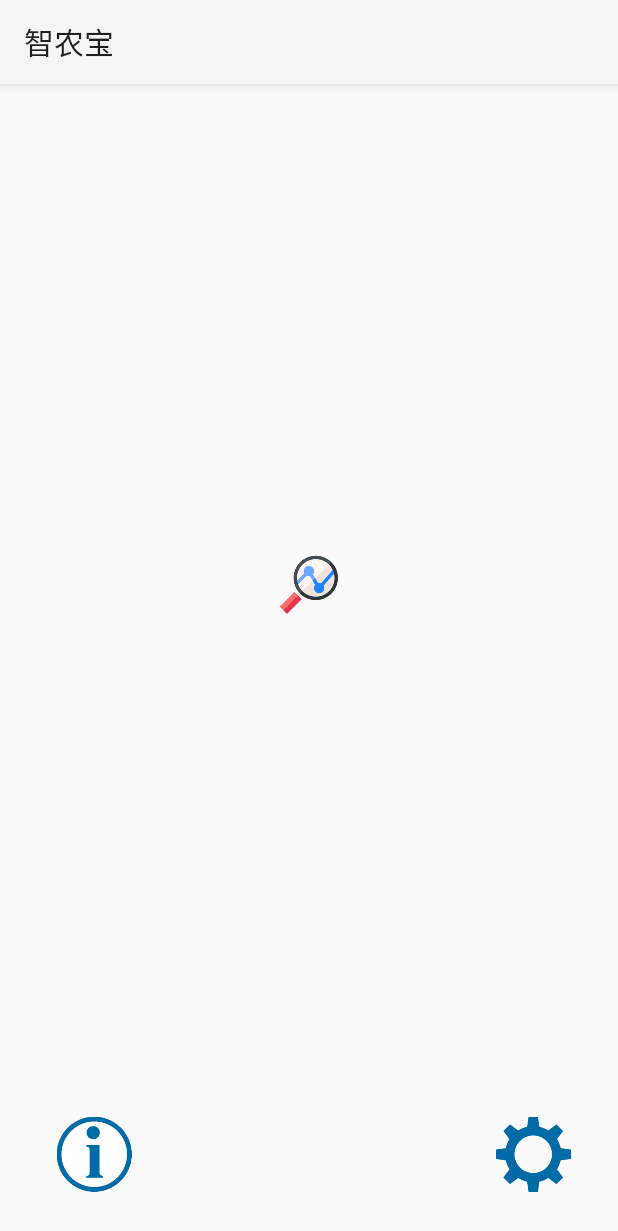
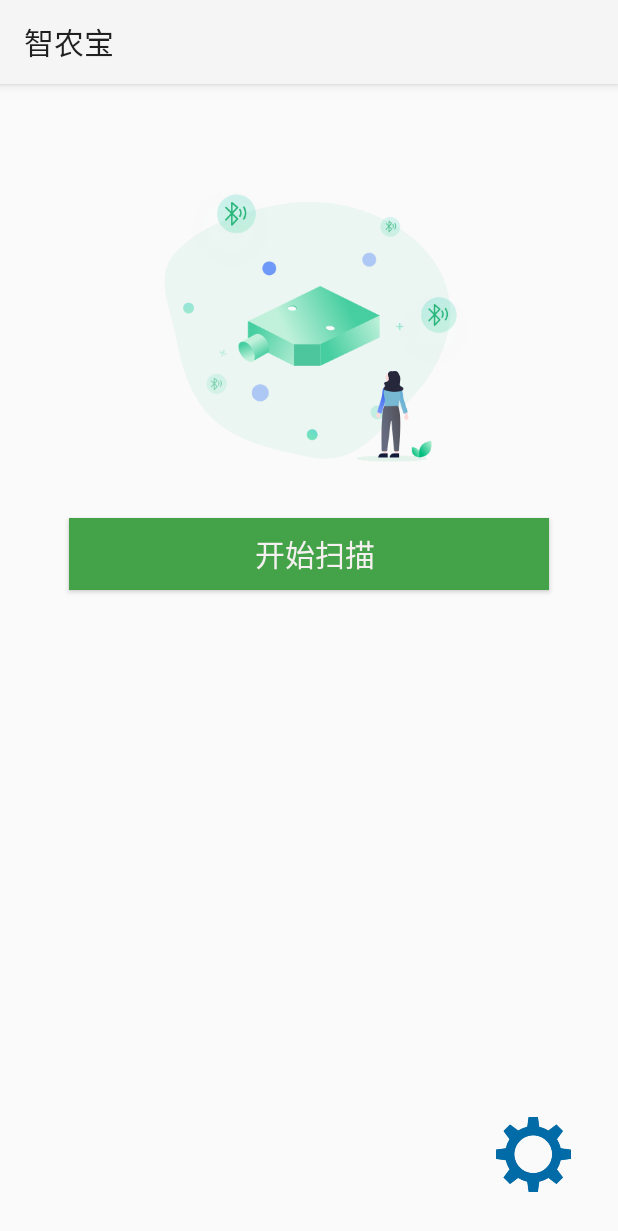
Before and after one commit to hf-team/ISC_NIRScan_Android, an Android app: the HomeViewActivity screen opened directly, with no data from a screen before it, on a phone screen of 412 x 824 dp. Shown: the top 1231 px of the screen. Run offline under Robolectric (Android 15) with nearby library versions, the phone set to English and light mode, and no system bars.

Commit message:
修改登录界面与主页面

```diff
--- a/app/src/main/AndroidManifest.xml
+++ b/app/src/main/AndroidManifest.xml
@@ -16,12 +16,11 @@
         tools:replace="allowBackup"
         android:allowBackup="true"
         android:icon="@mipmap/icon_isc_logo"
-        android:label="@string/app_title"
         android:usesCleartextTraffic="true"
         android:theme="@style/AppTheme">
         <activity
             android:name="com.Innospectra.NanoScan.MainActivity"
-            android:label="@string/app_title"
+            android:label="@string/app_name"
             android:screenOrientation="portrait">
             <intent-filter>
                 <action android:name="android.intent.action.MAIN" />
--- a/app/src/main/java/com/Innospectra/NanoScan/HomeViewActivity.java
+++ b/app/src/main/java/com/Innospectra/NanoScan/HomeViewActivity.java
@@ -19,8 +19,8 @@ import android.widget.ImageButton;
 
 public class HomeViewActivity  extends Activity {
     private static Context mContext;
-    private ImageButton main_connect;
-    private ImageButton main_info;
+    private Button main_connect;
+//    private ImageButton main_info;
     private ImageButton main_setting;
     private static final int REQUEST_WRITE_STORAGE = 112;
     protected void onCreate(Bundle savedInstanceState) {
@@ -45,12 +45,12 @@ public class HomeViewActivity  extends Activity {
 
     private void initComponent()
     {
-        main_connect = (ImageButton)findViewById(R.id.main_connect);
-        main_info = (ImageButton)findViewById(R.id.main_info);
+        main_connect = findViewById(R.id.main_connect);
+//        main_info = (ImageButton)findViewById(R.id.main_info);
         main_setting = (ImageButton)findViewById(R.id.main_setting);
 
         main_connect.setOnClickListener(main_connect_listenser);
-        main_info.setOnClickListener(main_info_listenser);
+//        main_info.setOnClickListener(main_info_listenser);
         main_setting.setOnClickListener(main_setting_listenser);
     }
 
--- a/app/src/main/res/layout/activity_main.xml
+++ b/app/src/main/res/layout/activity_main.xml
@@ -10,11 +10,11 @@
     >
 
     <ImageView
-        android:layout_width="68dp"
-        android:layout_height="68dp"
+        android:layout_width="450dp"
+        android:layout_height="225dp"
         android:layout_gravity="center_horizontal"
         android:layout_marginTop="48dp"
-        android:src="@drawable/yh" />
+        android:src="@drawable/login" />
     <EditText
         android:layout_width="320dp"
         android:layout_height="48dp"
--- a/app/src/main/res/layout/main_page.xml
+++ b/app/src/main/res/layout/main_page.xml
@@ -6,23 +6,24 @@
     android:layout_height="match_parent"
     android:orientation="vertical">
 
-    <RelativeLayout
-        android:layout_width="match_parent"
-        android:layout_height="773dp"
-        android:layout_marginEnd="@dimen/dip8"
-        android:layout_marginStart="@dimen/dip8"
-        android:layout_weight="1">
+    <ImageView
+        android:layout_width="450dp"
+        android:layout_height="225dp"
+        android:layout_gravity="center_horizontal"
+        android:layout_marginTop="48dp"
+        android:src="@drawable/home" />
+    <Button
+        android:id="@+id/main_connect"
+        android:layout_width="320dp"
+        android:layout_height="48dp"
+        android:layout_gravity="center_horizontal"
+        android:layout_marginTop="16dp"
+        android:paddingLeft="8dp"
+        android:background="#44A348"
+        android:text="@string/text_home"
+        android:textColor="#F6F0F0"
+        android:textSize="20dp"/>
 
-        <ImageButton
-            android:id="@+id/main_connect"
-            android:layout_width="wrap_content"
-            android:layout_height="wrap_content"
-            android:layout_alignParentBottom="true"
-            android:layout_centerHorizontal="true"
-            android:layout_marginBottom="31dp"
-            android:background="#00000000"
-            android:src="@drawable/scan_flatx_isc" />
-    </RelativeLayout>
 
     <RelativeLayout
         android:id="@+id/rl_graph_list"
@@ -34,7 +35,7 @@
         android:paddingRight="@dimen/activity_horizontal_margin"
         android:paddingTop="@dimen/activity_vertical_margin">
 
-        <ImageButton
+        <!--<ImageButton
             android:id="@+id/main_info"
             android:layout_width="wrap_content"
             android:layout_height="wrap_content"
@@ -42,7 +43,7 @@
             android:layout_alignTop="@+id/main_setting"
             android:layout_marginStart="22dp"
             android:background="#00000000"
-            android:src="@drawable/info_flatx" />
+            android:src="@drawable/info_flatx" />-->
 
         <ImageButton
             android:id="@+id/main_setting"
--- a/app/src/main/res/values/strings.xml
+++ b/app/src/main/res/values/strings.xml
@@ -1,11 +1,11 @@
 <resources>
 
-    <string name="app_title">智农宝</string>
+    <string name="app_title">登录</string>
     <string name="app_name">智农宝</string>
     <string name="remember_name">请输入账号</string>
     <string name="remember_password">请输入密码</string>
     <string name="text_login">登录</string>
-
+    <string name="text_home">开始扫描</string>
     <string name="action_info">Info</string>
     <string name="action_settings">Settings</string>
     <string name="action_scan">Scan</string>
```
Also changed, not shown: app/src/main/res/drawable-hdpi/home.png (added), app/src/main/res/drawable-hdpi/login.png (added).
